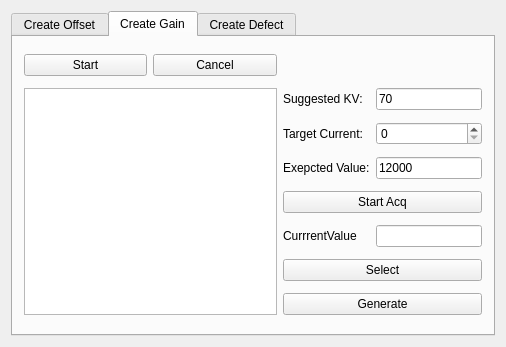
Before: the Qt Designer form RayimDR/UI/CreateCorrectTemplateDlg.ui in wangyunfu1996/RayimDR, drawn with Qt 5.
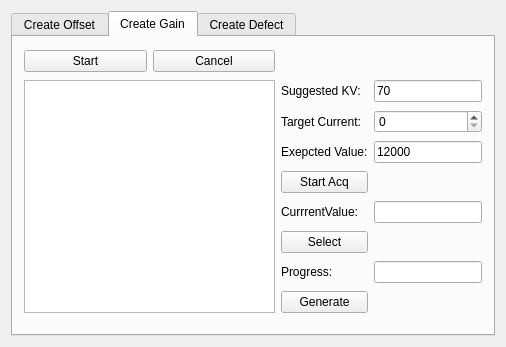
After: the same form once the commit is applied. The open tabs and pages were chosen to show the change.

Commit message: gain校正显示图像；

Diff of the .ui file:
```diff
--- a/RayimDR/UI/CreateCorrectTemplateDlg.ui
+++ b/RayimDR/UI/CreateCorrectTemplateDlg.ui
@@ -70,102 +70,116 @@
       <attribute name="title">
        <string>Create Gain</string>
       </attribute>
-      <layout class="QGridLayout" name="gridLayout_3">
-       <item row="3" column="4">
-        <widget class="QLineEdit" name="lineEdit_GainExceptedValue">
+      <layout class="QGridLayout" name="gridLayout_3" columnstretch="1,1,0,0">
+       <item row="0" column="0">
+        <widget class="QPushButton" name="pushButton_GainInit">
          <property name="text">
-          <string>12000</string>
+          <string>Start</string>
+         </property>
+        </widget>
+       </item>
+       <item row="0" column="1">
+        <widget class="QPushButton" name="pushButton_GainAbort">
+         <property name="text">
+          <string>Cancel</string>
+         </property>
+        </widget>
+       </item>
+       <item row="1" column="2">
+        <widget class="QLabel" name="label_GainSuggestedKV">
+         <property name="text">
+          <string>Suggested KV:</string>
+         </property>
+        </widget>
+       </item>
+       <item row="1" column="3">
+        <widget class="QLineEdit" name="lineEdit_GainSuggestedKV">
+         <property name="text">
+          <string>70</string>
          </property>
          <property name="readOnly">
           <bool>true</bool>
          </property>
         </widget>
        </item>
-       <item row="2" column="3">
+       <item row="2" column="2">
         <widget class="QLabel" name="label_GainTargetCurrent">
          <property name="text">
           <string>Target Current:</string>
          </property>
         </widget>
        </item>
-       <item row="5" column="3">
+       <item row="2" column="3">
+        <widget class="QSpinBox" name="spinBox_GainTargetCurrent"/>
+       </item>
+       <item row="3" column="2">
+        <widget class="QLabel" name="label_GainExceptedValue">
+         <property name="text">
+          <string>Exepcted Value:</string>
+         </property>
+        </widget>
+       </item>
+       <item row="3" column="3">
+        <widget class="QLineEdit" name="lineEdit_GainExceptedValue">
+         <property name="text">
+          <string>12000</string>
+         </property>
+         <property name="readOnly">
+          <bool>true</bool>
+         </property>
+        </widget>
+       </item>
+       <item row="4" column="2">
+        <widget class="QPushButton" name="pushButton_GainStartAcq">
+         <property name="text">
+          <string>Start Acq</string>
+         </property>
+        </widget>
+       </item>
+       <item row="5" column="2">
         <widget class="QLabel" name="label_GainCenterValue">
          <property name="text">
-          <string>CurrrentValue</string>
+          <string>CurrrentValue:</string>
          </property>
         </widget>
        </item>
-       <item row="6" column="3" colspan="2">
+       <item row="5" column="3">
+        <widget class="QLineEdit" name="lineEdit_GainCenterValue">
+         <property name="readOnly">
+          <bool>true</bool>
+         </property>
+        </widget>
+       </item>
+       <item row="6" column="2">
         <widget class="QPushButton" name="pushButton_GainSelectAll">
          <property name="text">
           <string>Select</string>
          </property>
         </widget>
        </item>
-       <item row="5" column="4">
-        <widget class="QLineEdit" name="lineEdit_GainCenterValue">
+       <item row="7" column="2">
+        <widget class="QLabel" name="label_GainProgress">
+         <property name="text">
+          <string>Progress:</string>
+         </property>
+        </widget>
+       </item>
+       <item row="7" column="3">
+        <widget class="QLineEdit" name="lineEdit_GainProgress">
          <property name="readOnly">
           <bool>true</bool>
          </property>
         </widget>
        </item>
-       <item row="7" column="3" colspan="2">
+       <item row="8" column="2">
         <widget class="QPushButton" name="pushButton_GainGeneration">
          <property name="text">
           <string>Generate</string>
          </property>
         </widget>
        </item>
-       <item row="1" column="0" rowspan="7" colspan="2">
-        <widget class="QGraphicsView" name="graphicsView_GainExceptedValue"/>
-       </item>
-       <item row="4" column="3" colspan="2">
-        <widget class="QPushButton" name="pushButton_GainStartAcq">
-         <property name="text">
-          <string>Start Acq</string>
-         </property>
-        </widget>
-       </item>
-       <item row="2" column="4">
-        <widget class="QSpinBox" name="spinBox_GainTargetCurrent"/>
-       </item>
-       <item row="0" column="1">
-        <widget class="QPushButton" name="pushButton_GainAbort">
-         <property name="text">
-          <string>Cancel</string>
-         </property>
-        </widget>
-       </item>
-       <item row="3" column="3">
-        <widget class="QLabel" name="label_GainExceptedValue">
-         <property name="text">
-          <string>Exepcted Value:</string>
-         </property>
-        </widget>
-       </item>
-       <item row="1" column="3">
-        <widget class="QLabel" name="label_GainSuggestedKV">
-         <property name="text">
-          <string>Suggested KV:</string>
-         </property>
-        </widget>
-       </item>
-       <item row="0" column="0">
-        <widget class="QPushButton" name="pushButton_GainInit">
-         <property name="text">
-          <string>Start</string>
-         </property>
-        </widget>
-       </item>
-       <item row="1" column="4">
-        <widget class="QLineEdit" name="lineEdit_GainSuggestedKV">
-         <property name="text">
-          <string>70</string>
-         </property>
-         <property name="readOnly">
-          <bool>true</bool>
-         </property>
-        </widget>
+       <item row="1" column="0" rowspan="8" colspan="2">
+        <widget class="QGraphicsView" name="graphicsView_GainImageView"/>
        </item>
       </layout>
      </widget>
```
Left out of the diff: 2 changed lines with no effect on the pictures. The commit also changes 3 other files.
